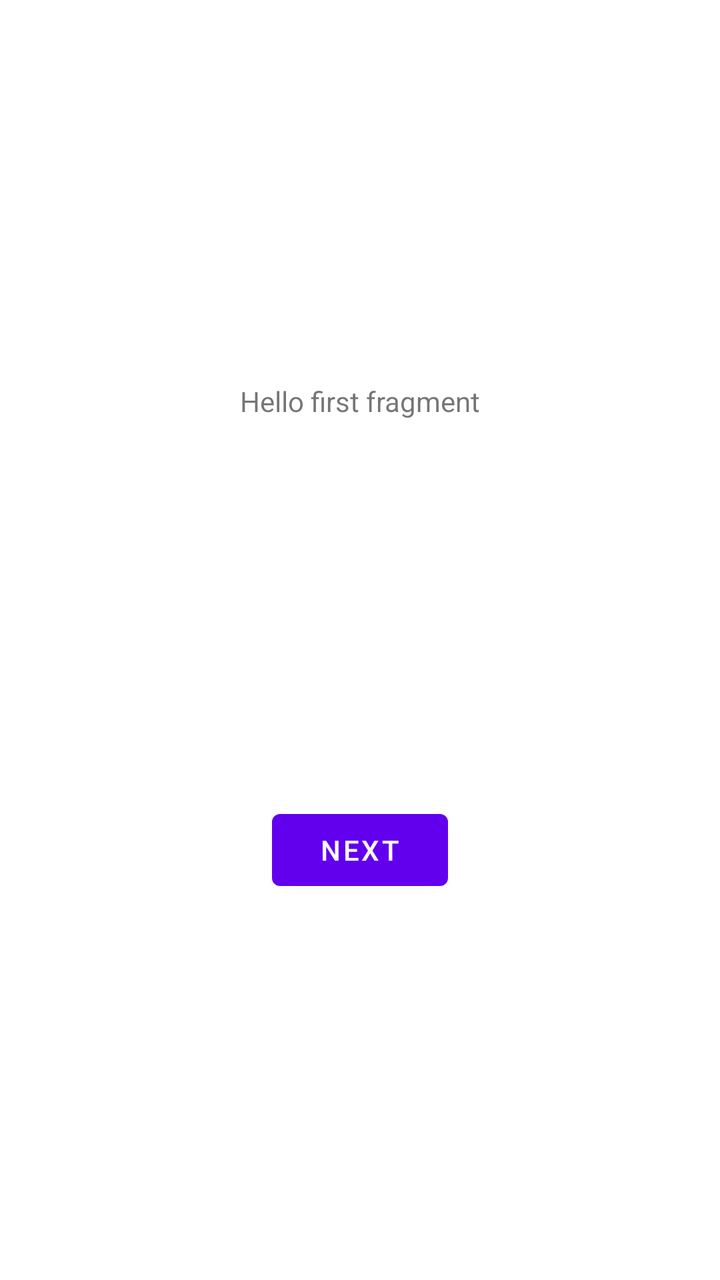
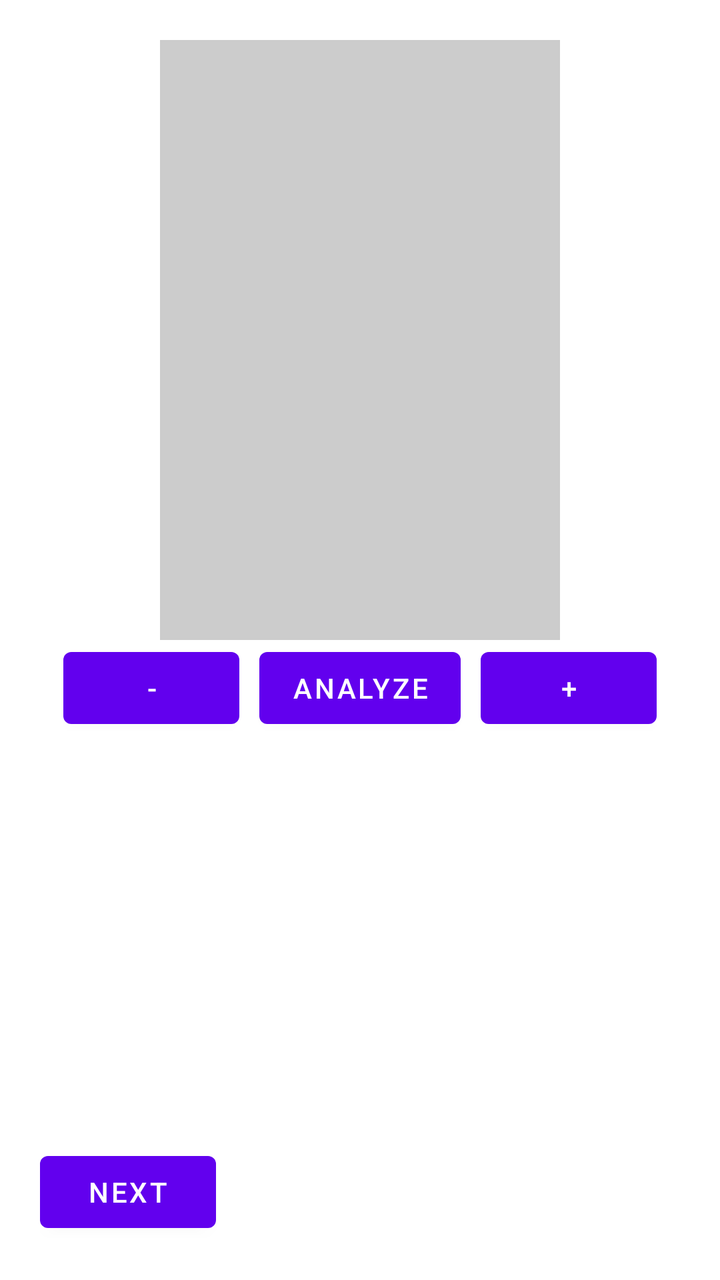

Before-and-after screenshots of an Android layout around one commit, followed by the original layout XML and the change that was made.
<!-- AndroidManifest.xml: application theme Theme.PrimofoodProto -->
<!-- res/layout/fragment_first.xml -->
<?xml version="1.0" encoding="utf-8"?>
<androidx.constraintlayout.widget.ConstraintLayout xmlns:android="http://schemas.android.com/apk/res/android"
    xmlns:app="http://schemas.android.com/apk/res-auto"
    xmlns:tools="http://schemas.android.com/tools"
    android:layout_width="match_parent"
    android:layout_height="match_parent"
    tools:context=".FirstFragment">

    <TextView
        android:id="@+id/textview_first"
        android:layout_width="wrap_content"
        android:layout_height="wrap_content"
        android:text="@string/hello_first_fragment"
        app:layout_constraintBottom_toTopOf="@id/button_first"
        app:layout_constraintEnd_toEndOf="parent"
        app:layout_constraintStart_toStartOf="parent"
        app:layout_constraintTop_toTopOf="parent" />

    <Button
        android:id="@+id/button_first"
        android:layout_width="wrap_content"
        android:layout_height="wrap_content"
        android:text="@string/next"
        app:layout_constraintBottom_toBottomOf="parent"
        app:layout_constraintEnd_toEndOf="parent"
        app:layout_constraintStart_toStartOf="parent"
        app:layout_constraintTop_toBottomOf="@id/textview_first" />
</androidx.constraintlayout.widget.ConstraintLayout>
<!-- resources referenced by this layout -->
<resources>
  <string name="hello_first_fragment">Hello first fragment</string>
  <string name="next">Next</string>
  <style name="Theme.PrimofoodProto" parent="Theme.MaterialComponents.DayNight.DarkActionBar">
          
          <item name="colorPrimary">@color/purple_500</item>
          <item name="colorPrimaryVariant">@color/purple_700</item>
          <item name="colorOnPrimary">@color/white</item>
          
          <item name="colorSecondary">@color/teal_200</item>
          <item name="colorSecondaryVariant">@color/teal_700</item>
          <item name="colorOnSecondary">@color/black</item>
          
          <item name="android:statusBarColor" tools:targetApi="l">?attr/colorPrimaryVariant</item>
          
      </style>
  <color name="purple_500">#FF6200EE</color>
  <color name="purple_700">#FF3700B3</color>
  <color name="white">#FFFFFFFF</color>
  <color name="teal_200">#FF03DAC5</color>
  <color name="teal_700">#FF018786</color>
  <color name="black">#FF000000</color>
</resources>

<!-- the commit's change to res/layout/fragment_first.xml (unified diff, before → after) -->
@@ -1,28 +1,57 @@
 <?xml version="1.0" encoding="utf-8"?>
-<androidx.constraintlayout.widget.ConstraintLayout xmlns:android="http://schemas.android.com/apk/res/android"
+<LinearLayout xmlns:android="http://schemas.android.com/apk/res/android"
     xmlns:app="http://schemas.android.com/apk/res-auto"
     xmlns:tools="http://schemas.android.com/tools"
     android:layout_width="match_parent"
+    android:orientation="vertical"
+    android:padding="20dp"
     android:layout_height="match_parent"
     tools:context=".FirstFragment">
 
-    <TextView
-        android:id="@+id/textview_first"
+    <ImageView
+        android:id="@+id/picturePreview"
+        android:layout_width="200dp"
+        android:scaleType="centerCrop"
+        android:background="#33000000"
+        android:layout_gravity="center_horizontal"
+        android:layout_height="300dp" />
+
+    <LinearLayout
         android:layout_width="wrap_content"
+        android:layout_gravity="center_horizontal"
         android:layout_height="wrap_content"
-        android:text="@string/hello_first_fragment"
-        app:layout_constraintBottom_toTopOf="@id/button_first"
-        app:layout_constraintEnd_toEndOf="parent"
-        app:layout_constraintStart_toStartOf="parent"
-        app:layout_constraintTop_toTopOf="parent" />
+        android:orientation="horizontal">
+
+        <Button
+            android:id="@+id/previouspicture"
+            android:text="-"
+            android:layout_width="wrap_content"
+            android:layout_height="wrap_content" />
+
+        <Button
+            android:id="@+id/analyze"
+            android:text="Analyze"
+            android:layout_marginStart="10dp"
+            android:layout_marginEnd="10dp"
+            android:layout_width="wrap_content"
+            android:layout_height="wrap_content" />
+
+        <Button
+            android:id="@+id/nextpicture"
+            android:text="+"
+            android:layout_width="wrap_content"
+            android:layout_height="wrap_content" />
+
+    </LinearLayout>
+
+    <View
+        android:layout_width="match_parent"
+        android:layout_height="0dp"
+        android:layout_weight="1" />
 
     <Button
         android:id="@+id/button_first"
         android:layout_width="wrap_content"
         android:layout_height="wrap_content"
-        android:text="@string/next"
-        app:layout_constraintBottom_toBottomOf="parent"
-        app:layout_constraintEnd_toEndOf="parent"
-        app:layout_constraintStart_toStartOf="parent"
-        app:layout_constraintTop_toBottomOf="@id/textview_first" />
-</androidx.constraintlayout.widget.ConstraintLayout>
+        android:text="@string/next" />
+</LinearLayout>
<!-- resource entries referenced after the edit -->
@@ -1,6 +1,5 @@
 <!-- resources referenced by this layout -->
 <resources>
-  <string name="hello_first_fragment">Hello first fragment</string>
   <string name="next">Next</string>
   <style name="Theme.PrimofoodProto" parent="Theme.MaterialComponents.DayNight.DarkActionBar">
           
